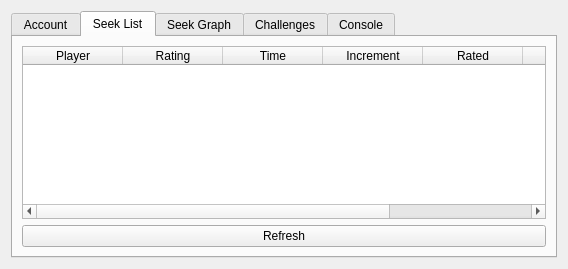
KDE/knights, file src/proto/ficsdialog.ui: the form before one commit.
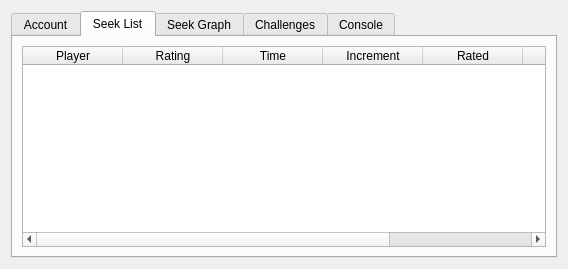
The form after the commit. The open tabs and pages were chosen to show the change. Custom widgets are drawn as their Qt base class.

```diff
--- a/src/proto/ficsdialog.ui
+++ b/src/proto/ficsdialog.ui
@@ -213,13 +213,6 @@
          </column>
         </widget>
        </item>
-       <item>
-        <widget class="KPushButton" name="refreshButton">
-         <property name="text">
-          <string>Refresh</string>
-         </property>
-        </widget>
-       </item>
       </layout>
      </widget>
      <widget class="QWidget" name="graphTab">
```
Left out of the diff: 2 changed lines with no effect on the pictures.
